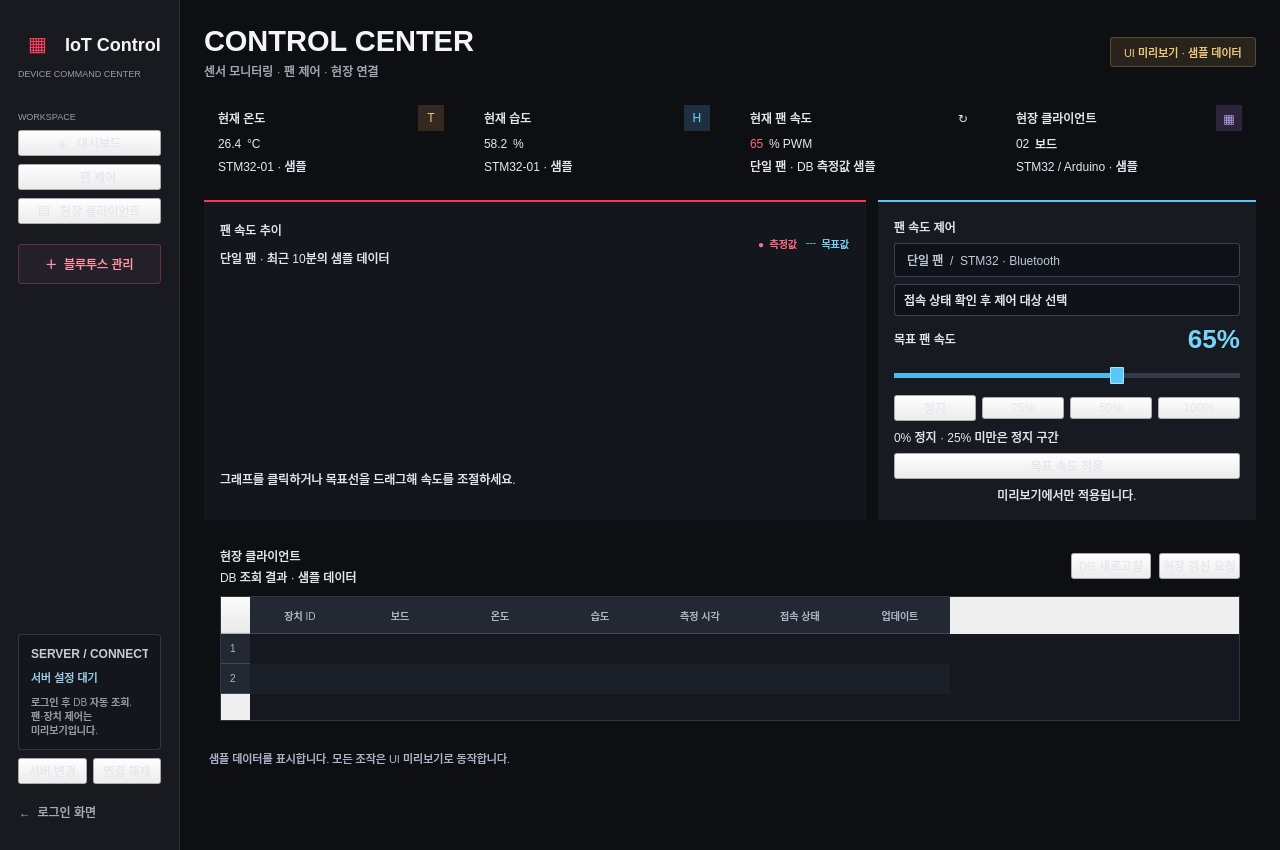
This is PC/screens/PDashboard.ui in Samana0104/IoTControl as Qt 5 draws it before an edit. The edited form follows.
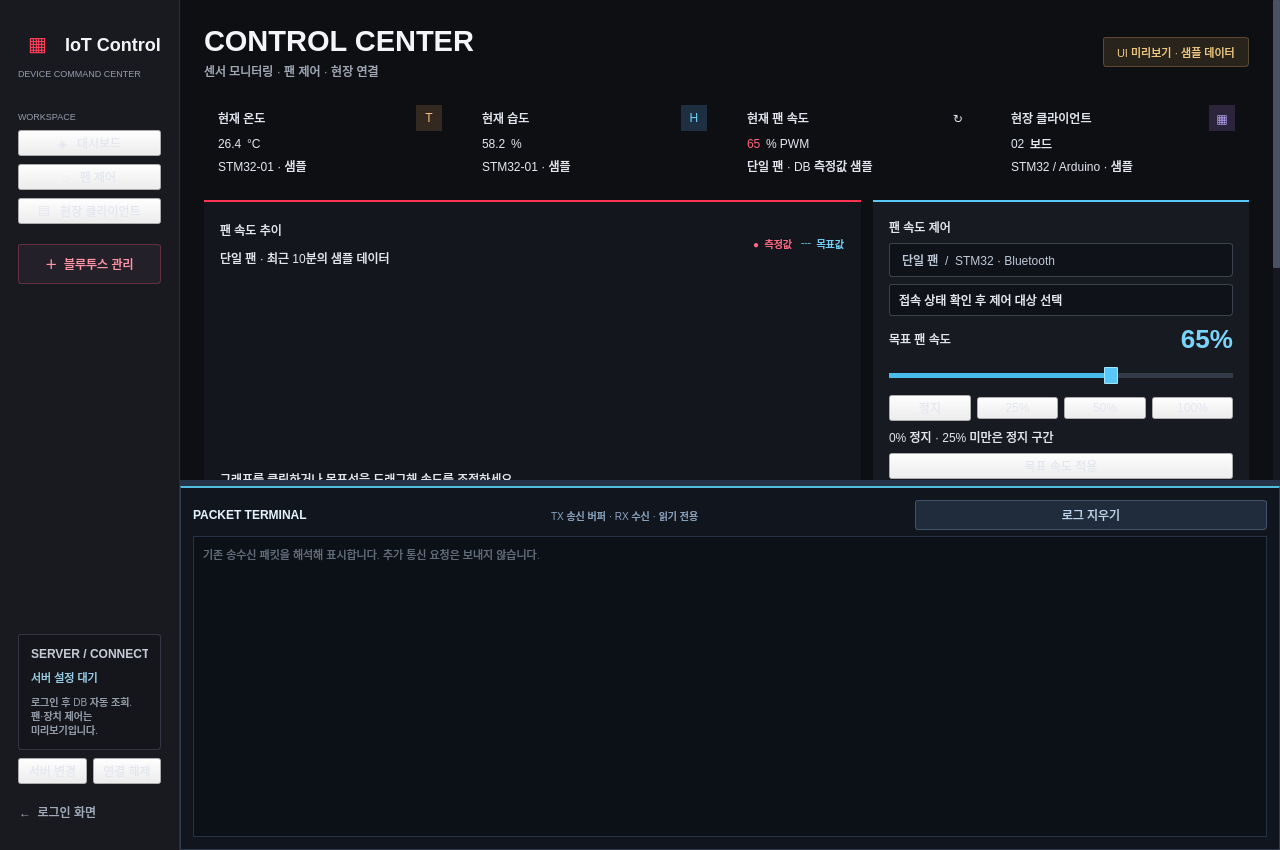
This is the edited form.

```diff
--- a/PC/screens/PDashboard.ui
+++ b/PC/screens/PDashboard.ui
@@ -84,6 +84,14 @@
 QToolTip { background: #23262e; color: #f0f1f5; border: 1px solid #4a4f5c; padding: 5px; }
 
 QLabel#serverEndpoint { color: #9acde5; font-size: 11px; }
+
+QFrame#packetTerminalPanel { background: #11151d; border: 1px solid #303b4c; border-top: 2px solid #51bddf; }
+QLabel#packetTerminalTitle { color: #e5f3ff; font-weight: 700; font-size: 12px; }
+QLabel#packetTerminalLegend { color: #8ca3be; font-size: 10px; }
+QPlainTextEdit#packetTerminal { background: #0c1017; color: #b6c8de; border: 1px solid #253247; selection-background-color: #334961; font-family: "Cascadia Mono", "Consolas", "Malgun Gothic"; font-size: 11px; padding: 5px; }
+QPushButton#clearPacketLogButton { background: #202b3b; color: #bdd5ee; border: 1px solid #40536c; padding: 5px 9px; border-radius: 3px; }
+QPushButton#clearPacketLogButton:hover { background: #30455f; color: #ffffff; }
+QSplitter#dashboardVerticalSplitter::handle { background: #263246; height: 6px; }
 </string>
   </property>
   <layout class="QHBoxLayout" name="dashboardLayout">
@@ -403,6 +411,13 @@
     </widget>
    </item>
    <item>
+    <widget class="QSplitter" name="dashboardVerticalSplitter">
+     <property name="orientation">
+      <enum>Qt::Vertical</enum>
+     </property>
+     <property name="childrenCollapsible">
+      <bool>false</bool>
+     </property>
     <widget class="QScrollArea" name="contentScroll">
      <property name="frameShape">
       <enum>QFrame::NoFrame</enum>
@@ -1556,7 +1571,7 @@
             <property name="maximumSize">
              <size>
               <width>16777215</width>
-              <height>125</height>
+               <height>16777215</height>
              </size>
             </property>
             <property name="editTriggers">
@@ -1652,6 +1667,77 @@
           </size>
          </property>
         </spacer>
+        </item>
+       </layout>
+      </widget>
+     </widget>
+     <widget class="QFrame" name="packetTerminalPanel">
+      <property name="minimumHeight">
+       <number>130</number>
+      </property>
+      <property name="maximumHeight">
+       <number>360</number>
+      </property>
+      <layout class="QVBoxLayout" name="packetTerminalLayout">
+       <property name="leftMargin">
+        <number>12</number>
+       </property>
+       <property name="rightMargin">
+        <number>12</number>
+       </property>
+       <property name="topMargin">
+        <number>12</number>
+       </property>
+       <property name="bottomMargin">
+        <number>12</number>
+       </property>
+       <item>
+        <layout class="QHBoxLayout" name="packetTerminalHeader">
+         <item>
+          <widget class="QLabel" name="packetTerminalTitle">
+           <property name="text">
+            <string>PACKET TERMINAL</string>
+           </property>
+          </widget>
+         </item>
+         <item>
+          <widget class="QLabel" name="packetTerminalLegend">
+           <property name="text">
+            <string>TX 송신 버퍼 · RX 수신 · 읽기 전용</string>
+           </property>
+          </widget>
+         </item>
+         <item>
+          <spacer name="packetHeaderSpace">
+           <property name="orientation">
+            <enum>Qt::Horizontal</enum>
+           </property>
+          </spacer>
+         </item>
+         <item>
+          <widget class="QPushButton" name="clearPacketLogButton">
+           <property name="text">
+            <string>로그 지우기</string>
+           </property>
+          </widget>
+         </item>
+        </layout>
+       </item>
+       <item>
+        <widget class="QPlainTextEdit" name="packetTerminal">
+         <property name="readOnly">
+          <bool>true</bool>
+         </property>
+         <property name="placeholderText">
+          <string>기존 송수신 패킷을 해석해 표시합니다. 추가 통신 요청은 보내지 않습니다.</string>
+         </property>
+         <property name="maximumBlockCount">
+          <number>500</number>
+         </property>
+         <property name="lineWrapMode">
+          <enum>QPlainTextEdit::NoWrap</enum>
+         </property>
+        </widget>
        </item>
       </layout>
      </widget>
```
Left out of the diff: 2 changed lines with no effect on the pictures. Lines whose indentation alone changed are shown as unchanged.
